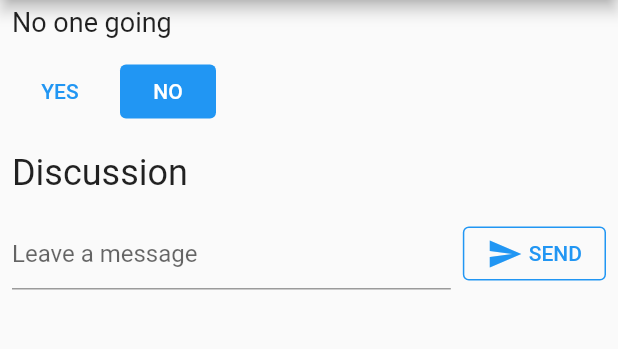
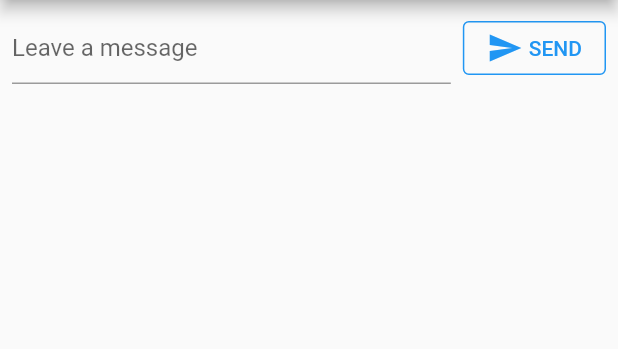
Before and after one commit to grachet/messenger-flutter-firebase, a Flutter app: the Home screen opened directly, on a phone screen of 412 x 824 dp, the part 84-433 px from its top. Run offline on Flutter 3.47's test engine with Material 2 defaults, Android fonts, the phone set to English and light mode, and no system bars; our stand-ins replace cloud_firestore, firebase_auth, firebase_core, google_fonts; accounts and stored records are empty.

Commit message:
clean files

```diff
--- a/lib/src/home.dart
+++ b/lib/src/home.dart
@@ -47,99 +47,17 @@ class Home extends StatelessWidget {
             builder: (context, appState, _) => Column(
               crossAxisAlignment: CrossAxisAlignment.start,
               children: [
-                // Add from here
-                if (appState.attendees >= 2)
-                  Paragraph('${appState.attendees} people going')
-                else if (appState.attendees == 1)
-                  const Paragraph('1 person going')
-                else
-                  const Paragraph('No one going'),
-                // To here.
-                if (appState.loginState == ApplicationLoginState.loggedIn) ...[
-                  // Add from here
-                  YesNoSelection(
-                    state: appState.attending,
-                    onSelection: (attending) => appState.attending = attending,
-                  ),
-                  // To here.
-                  const Header('Discussion'),
-                  GuestBook(
-                    addMessage: (message) =>
-                        appState.addMessageToGuestBook(message),
-                    messages: appState.guestBookMessages,
-                  ),
-                ],
+                GuestBook(
+                  addMessage: (message) =>
+                      appState.addMessageToGuestBook(message),
+                  messages: appState.guestBookMessages,
+                ),
               ],
             ),
           ),
         ],
       ),
     );
-  }
-}
-
-class YesNoSelection extends StatelessWidget {
-  const YesNoSelection({required this.state, required this.onSelection});
-  final Attending state;
-  final void Function(Attending selection) onSelection;
-
-  @override
-  Widget build(BuildContext context) {
-    switch (state) {
-      case Attending.yes:
-        return Padding(
-          padding: const EdgeInsets.all(8.0),
-          child: Row(
-            children: [
-              ElevatedButton(
-                style: ElevatedButton.styleFrom(elevation: 0),
-                onPressed: () => onSelection(Attending.yes),
-                child: const Text('YES'),
-              ),
-              const SizedBox(width: 8),
-              TextButton(
-                onPressed: () => onSelection(Attending.no),
-                child: const Text('NO'),
-              ),
-            ],
-          ),
-        );
-      case Attending.no:
-        return Padding(
-          padding: const EdgeInsets.all(8.0),
-          child: Row(
-            children: [
-              TextButton(
-                onPressed: () => onSelection(Attending.yes),
-                child: const Text('YES'),
-              ),
-              const SizedBox(width: 8),
-              ElevatedButton(
-                style: ElevatedButton.styleFrom(elevation: 0),
-                onPressed: () => onSelection(Attending.no),
-                child: const Text('NO'),
-              ),
-            ],
-          ),
-        );
-      default:
-        return Padding(
-          padding: const EdgeInsets.all(8.0),
-          child: Row(
-            children: [
-              StyledButton(
-                onPressed: () => onSelection(Attending.yes),
-                child: const Text('YES'),
-              ),
-              const SizedBox(width: 8),
-              StyledButton(
-                onPressed: () => onSelection(Attending.no),
-                child: const Text('NO'),
-              ),
-            ],
-          ),
-        );
-    }
   }
 }
 
```
Also changed, not shown: lib/src/authentication.dart (deleted, +0 -431 lines), lib/src/profil.dart (+8 -7 lines).
